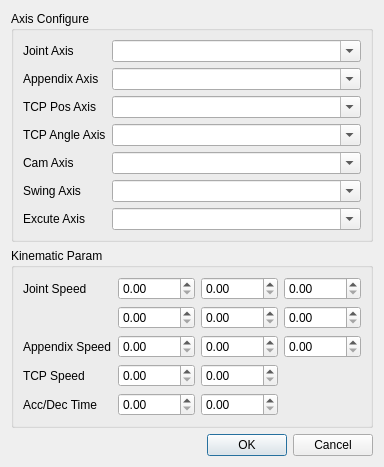
Old version of the form src/ui/forms/advanceConfigWindow.ui in the repository lazyshawn/NeoRobotController.
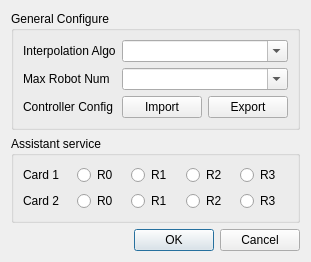
New version of the form.

```diff
--- a/src/ui/forms/advanceConfigWindow.ui
+++ b/src/ui/forms/advanceConfigWindow.ui
@@ -6,8 +6,8 @@
    <rect>
     <x>0</x>
     <y>0</y>
-    <width>248</width>
-    <height>355</height>
+    <width>227</width>
+    <height>176</height>
    </rect>
   </property>
   <property name="windowTitle">
@@ -17,104 +17,55 @@
    <item row="0" column="0">
     <widget class="QGroupBox" name="groupBox">
      <property name="title">
-      <string>Axis Configure</string>
+      <string>General Configure</string>
      </property>
-     <layout class="QFormLayout" name="formLayout">
-      <item row="1" column="0">
-       <widget class="QLabel" name="label">
-        <property name="text">
-         <string>Joint Axis</string>
-        </property>
-       </widget>
-      </item>
+     <layout class="QGridLayout" name="gridLayout_3">
       <item row="2" column="0">
-       <widget class="QLabel" name="label_2">
-        <property name="text">
-         <string>Appendix Axis</string>
-        </property>
-       </widget>
-      </item>
-      <item row="3" column="0">
        <widget class="QLabel" name="label_3">
         <property name="text">
-         <string>TCP Pos Axis</string>
+         <string>Controller Config</string>
         </property>
        </widget>
       </item>
-      <item row="4" column="0">
-       <widget class="QLabel" name="label_4">
+      <item row="2" column="2">
+       <widget class="QPushButton" name="pushButton_2">
         <property name="text">
-         <string>TCP Angle Axis</string>
+         <string>Export</string>
         </property>
        </widget>
       </item>
-      <item row="5" column="0">
-       <widget class="QLabel" name="label_5">
+      <item row="2" column="1">
+       <widget class="QPushButton" name="pushButton">
         <property name="text">
-         <string>Cam Axis</string>
+         <string>Import</string>
         </property>
        </widget>
       </item>
-      <item row="6" column="0">
-       <widget class="QLabel" name="label_6">
-        <property name="text">
-         <string>Swing Axis</string>
-        </property>
-       </widget>
-      </item>
-      <item row="7" column="0">
-       <widget class="QLabel" name="label_7">
-        <property name="text">
-         <string>Excute Axis</string>
-        </property>
-       </widget>
-      </item>
-      <item row="1" column="1">
+      <item row="0" column="1" colspan="2">
        <widget class="QComboBox" name="comboBox">
         <property name="editable">
          <bool>true</bool>
         </property>
        </widget>
       </item>
-      <item row="2" column="1">
+      <item row="1" column="1" colspan="2">
        <widget class="QComboBox" name="comboBox_2">
         <property name="editable">
          <bool>true</bool>
         </property>
        </widget>
       </item>
-      <item row="3" column="1">
-       <widget class="QComboBox" name="comboBox_3">
-        <property name="editable">
-         <bool>true</bool>
+      <item row="0" column="0">
+       <widget class="QLabel" name="label">
+        <property name="text">
+         <string>Interpolation Algo</string>
         </property>
        </widget>
       </item>
-      <item row="4" column="1">
-       <widget class="QComboBox" name="comboBox_4">
-        <property name="editable">
-         <bool>true</bool>
-        </property>
-       </widget>
-      </item>
-      <item row="5" column="1">
-       <widget class="QComboBox" name="comboBox_5">
-        <property name="editable">
-         <bool>true</bool>
-        </property>
-       </widget>
-      </item>
-      <item row="6" column="1">
-       <widget class="QComboBox" name="comboBox_6">
-        <property name="editable">
-         <bool>true</bool>
-        </property>
-       </widget>
-      </item>
-      <item row="7" column="1">
-       <widget class="QComboBox" name="comboBox_7">
-        <property name="editable">
-         <bool>true</bool>
+      <item row="1" column="0">
+       <widget class="QLabel" name="label_2">
+        <property name="text">
+         <string>Max Robot Num</string>
         </property>
        </widget>
       </item>
@@ -124,123 +75,76 @@
    <item row="1" column="0">
     <widget class="QGroupBox" name="groupBox_2">
      <property name="title">
-      <string>Kinematic Param</string>
+      <string>Assistant service</string>
      </property>
      <layout class="QGridLayout" name="gridLayout">
-      <item row="3" column="2">
-       <widget class="QDoubleSpinBox" name="doubleSpinBox_10">
-        <property name="maximum">
-         <double>10000.000000000000000</double>
-        </property>
-       </widget>
-      </item>
-      <item row="4" column="3">
-       <widget class="QDoubleSpinBox" name="doubleSpinBox_13"/>
-      </item>
-      <item row="2" column="3">
-       <widget class="QDoubleSpinBox" name="doubleSpinBox_8">
-        <property name="maximum">
-         <double>10000.000000000000000</double>
-        </property>
-       </widget>
-      </item>
-      <item row="3" column="3">
-       <widget class="QDoubleSpinBox" name="doubleSpinBox_11">
-        <property name="maximum">
-         <double>100.000000000000000</double>
-        </property>
-       </widget>
-      </item>
       <item row="0" column="2">
-       <widget class="QDoubleSpinBox" name="doubleSpinBox">
-        <property name="maximum">
-         <double>1000.000000000000000</double>
+       <widget class="QRadioButton" name="radioButton_3">
+        <property name="text">
+         <string>R1</string>
+        </property>
+       </widget>
+      </item>
+      <item row="2" column="0">
+       <widget class="QLabel" name="label_5">
+        <property name="text">
+         <string>Card 2</string>
+        </property>
+       </widget>
+      </item>
+      <item row="2" column="1">
+       <widget class="QRadioButton" name="radioButton_2">
+        <property name="text">
+         <string>R0</string>
         </property>
        </widget>
       </item>
       <item row="2" column="2">
-       <widget class="QDoubleSpinBox" name="doubleSpinBox_7">
-        <property name="maximum">
-         <double>10000.000000000000000</double>
-        </property>
-       </widget>
-      </item>
-      <item row="4" column="0">
-       <widget class="QLabel" name="label_11">
+       <widget class="QRadioButton" name="radioButton_4">
         <property name="text">
-         <string>Acc/Dec Time</string>
+         <string>R1</string>
         </property>
        </widget>
       </item>
-      <item row="2" column="0" colspan="2">
-       <widget class="QLabel" name="label_9">
-        <property name="sizePolicy">
-         <sizepolicy hsizetype="Preferred" vsizetype="Preferred">
-          <horstretch>0</horstretch>
-          <verstretch>0</verstretch>
-         </sizepolicy>
-        </property>
+      <item row="2" column="3">
+       <widget class="QRadioButton" name="radioButton_6">
         <property name="text">
-         <string>Appendix Speed</string>
+         <string>R2</string>
         </property>
        </widget>
       </item>
-      <item row="3" column="0">
-       <widget class="QLabel" name="label_10">
+      <item row="0" column="1">
+       <widget class="QRadioButton" name="radioButton">
         <property name="text">
-         <string>TCP Speed</string>
+         <string>R0</string>
         </property>
        </widget>
       </item>
-      <item row="4" column="2">
-       <widget class="QDoubleSpinBox" name="doubleSpinBox_12"/>
-      </item>
-      <item row="0" column="0" colspan="2">
-       <widget class="QLabel" name="label_8">
+      <item row="0" column="0">
+       <widget class="QLabel" name="label_4">
         <property name="text">
-         <string>Joint Speed</string>
+         <string>Card 1</string>
         </property>
        </widget>
       </item>
       <item row="0" column="3">
-       <widget class="QDoubleSpinBox" name="doubleSpinBox_2">
-        <property name="maximum">
-         <double>1000.000000000000000</double>
-        </property>
-       </widget>
-      </item>
-      <item row="1" column="2">
-       <widget class="QDoubleSpinBox" name="doubleSpinBox_4">
-        <property name="maximum">
-         <double>1000.000000000000000</double>
-        </property>
-       </widget>
-      </item>
-      <item row="1" column="3">
-       <widget class="QDoubleSpinBox" name="doubleSpinBox_5">
-        <property name="maximum">
-         <double>1000.000000000000000</double>
-        </property>
-       </widget>
-      </item>
-      <item row="1" column="4">
-       <widget class="QDoubleSpinBox" name="doubleSpinBox_6">
-        <property name="maximum">
-         <double>1000.000000000000000</double>
-        </property>
-       </widget>
-      </item>
-      <item row="0" column="4">
-       <widget class="QDoubleSpinBox" name="doubleSpinBox_3">
-        <property name="maximum">
-         <double>1000.000000000000000</double>
+       <widget class="QRadioButton" name="radioButton_5">
+        <property name="text">
+         <string>R2</string>
         </property>
        </widget>
       </item>
       <item row="2" column="4">
-       <widget class="QDoubleSpinBox" name="doubleSpinBox_9">
-        <property name="maximum">
-         <double>10000.000000000000000</double>
+       <widget class="QRadioButton" name="radioButton_8">
+        <property name="text">
+         <string>R3</string>
+        </property>
+       </widget>
+      </item>
+      <item row="0" column="4">
+       <widget class="QRadioButton" name="radioButton_7">
+        <property name="text">
+         <string>R3</string>
         </property>
        </widget>
       </item>
```
Left out of the diff: 20 changed lines with no effect on the pictures.
